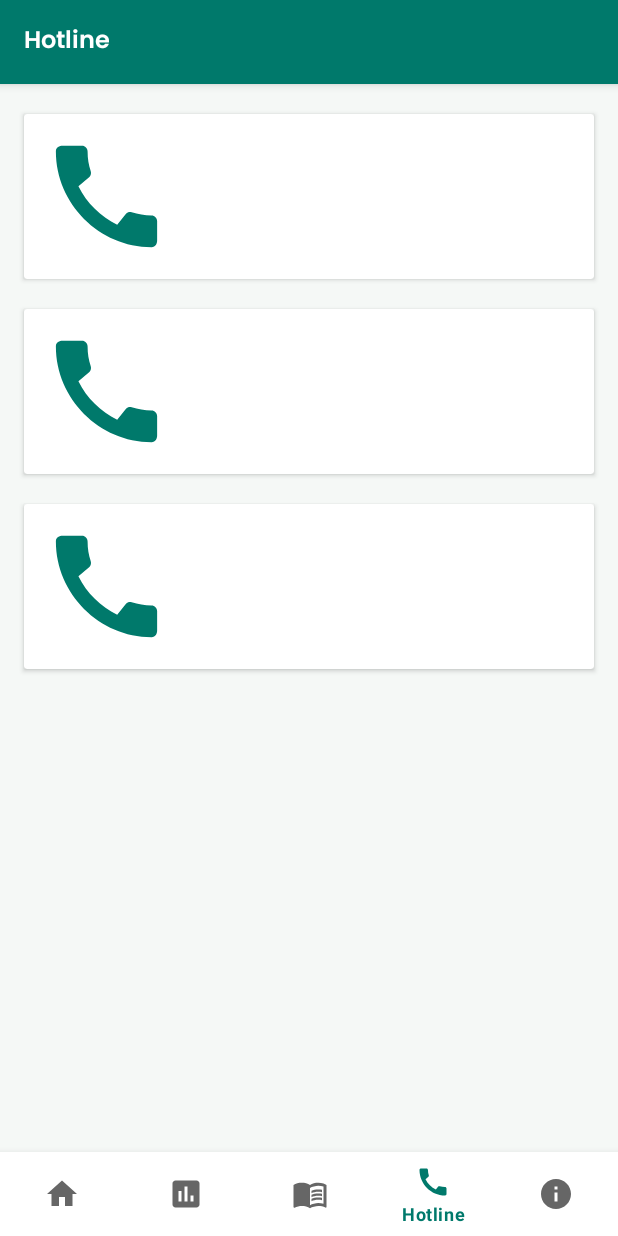
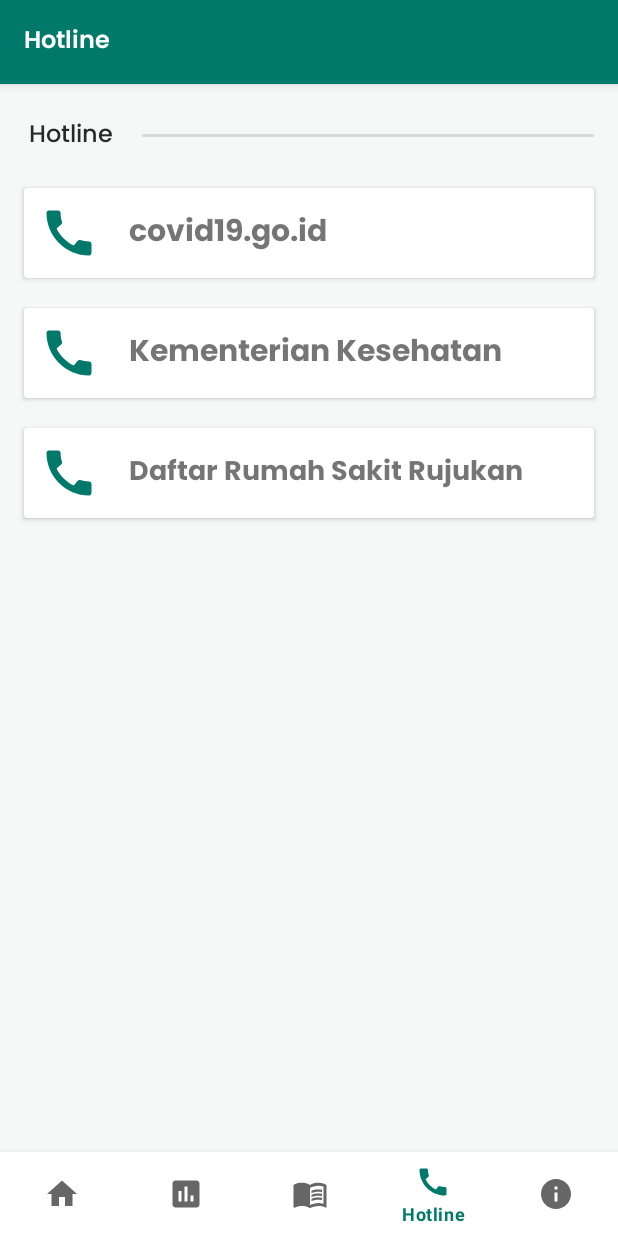
Before and after one commit to RayhanHidayat/NewNormalGuide, an Android app: the GuideFragment screen opened through its navigation route, item 4 of the bottom bar chosen, on a phone screen of 412 x 824 dp. Run offline under Robolectric (Android 15) with nearby library versions, the phone set to English and light mode, and no system bars; our stand-ins replace navigation-ui; libraries missing offline, so code that uses them is left out: com.robinhood.ticker, com.smarteist.autoimageslider, splitties.fragments.start; pictures from the network do not load; 1 statement that could not run was skipped.

Commit message:
progress on hotline

```diff
--- a/app/src/main/java/com/rayhan/newnormalguide/ui/guide/GuideContent.kt
+++ b/app/src/main/java/com/rayhan/newnormalguide/ui/guide/GuideContent.kt
@@ -72,7 +72,7 @@ object GuideContent {
         data.add(
             GuideData(
                 "https://ichef.bbci.co.uk/news/976/cpsprodpb/92EE/production/_101841673_medicine_gettyimages-493249762.jpg",
-                "Saat Menggunakan\nTransportasi Umum",
+                "Saat Menggunakan Transportasi Umum",
                 R.drawable.ic_baseline_verified_user_24,
                 "New Normal",
                 "alodokter.com",
@@ -126,7 +126,7 @@ object GuideContent {
         data.add(
             GuideData(
                 "https://asset.kompas.com/crops/HvpM6gsOYjNtQaIQKkQpt5rHGOU=/0x0:780x520/750x500/data/photo/2020/02/26/5e564b40344d7.jpg",
-                "Ketika Membutuhkan\nLayanan Kesehatan",
+                "Ketika Membutuhkan Layanan Kesehatan",
                 R.drawable.ic_baseline_verified_user_24,
                 "New Normal",
                 "alodokter.com",
--- a/app/src/main/res/layout/fragment_hotline.xml
+++ b/app/src/main/res/layout/fragment_hotline.xml
@@ -7,19 +7,44 @@
     android:background="?attr/colorSecondary"
     tools:context=".ui.hotline.HotlineFragment">
 
+    <LinearLayout
+        android:id="@+id/linear_divider"
+        android:layout_width="match_parent"
+        android:layout_height="wrap_content"
+        android:layout_marginTop="18dp"
+        android:orientation="horizontal"
+        app:layout_constraintEnd_toEndOf="parent"
+        app:layout_constraintStart_toStartOf="parent"
+        app:layout_constraintTop_toTopOf="parent">
+
+        <TextView
+            android:id="@+id/tv_title"
+            android:layout_width="wrap_content"
+            android:layout_height="wrap_content"
+            android:layout_marginStart="16dp"
+            android:gravity="start"
+            android:padding="3dp"
+            android:text="@string/hotline"
+            android:textSize="16sp"
+            android:theme="@style/TextHeading" />
+
+        <View style="@style/LineDivider" />
+
+    </LinearLayout>
+
     <androidx.cardview.widget.CardView
         android:id="@+id/cv_satu"
         android:layout_width="match_parent"
         android:layout_height="wrap_content"
         android:layout_marginStart="16dp"
-        android:layout_marginTop="20dp"
+        android:layout_marginTop="18dp"
         android:layout_marginEnd="16dp"
         android:clickable="true"
         android:focusable="true"
         android:foreground="?attr/selectableItemBackground"
         app:layout_constraintEnd_toEndOf="parent"
         app:layout_constraintStart_toStartOf="parent"
-        app:layout_constraintTop_toTopOf="parent">
+        app:layout_constraintTop_toBottomOf="@id/linear_divider">
 
         <androidx.constraintlayout.widget.ConstraintLayout
             android:layout_width="match_parent"
@@ -27,8 +52,8 @@
 
             <ImageView
                 android:id="@+id/img_simbol"
-                android:layout_width="90dp"
-                android:layout_height="90dp"
+                android:layout_width="40dp"
+                android:layout_height="40dp"
                 android:layout_margin="10dp"
                 android:src="@drawable/ic_baseline_call_24"
                 app:layout_constraintBottom_toBottomOf="parent"
@@ -40,12 +65,16 @@
                 android:layout_width="wrap_content"
                 android:layout_height="wrap_content"
                 android:layout_marginStart="20dp"
+                android:layout_marginEnd="8dp"
                 android:fontFamily="@font/poppins_bold"
+                android:text="@string/covid19_go_id"
                 android:textSize="20sp"
+                app:layout_constrainedWidth="true"
                 app:layout_constraintBottom_toBottomOf="parent"
+                app:layout_constraintEnd_toEndOf="parent"
+                app:layout_constraintHorizontal_bias="0.0"
                 app:layout_constraintStart_toEndOf="@id/img_simbol"
-                app:layout_constraintTop_toTopOf="parent"
-                tools:text="halo" />
+                app:layout_constraintTop_toTopOf="parent" />
 
         </androidx.constraintlayout.widget.ConstraintLayout>
 
@@ -71,8 +100,8 @@
 
             <ImageView
                 android:id="@+id/img_simbol_dua"
-                android:layout_width="90dp"
-                android:layout_height="90dp"
+                android:layout_width="40dp"
+                android:layout_height="40dp"
                 android:layout_margin="10dp"
                 android:src="@drawable/ic_baseline_call_24"
                 app:layout_constraintBottom_toBottomOf="parent"
@@ -84,12 +113,16 @@
                 android:layout_width="wrap_content"
                 android:layout_height="wrap_content"
                 android:layout_marginStart="20dp"
+                android:layout_marginEnd="8dp"
                 android:fontFamily="@font/poppins_bold"
+                android:text="@string/kementerian_kesehatan"
                 android:textSize="20sp"
+                app:layout_constrainedWidth="true"
                 app:layout_constraintBottom_toBottomOf="parent"
+                app:layout_constraintEnd_toEndOf="parent"
+                app:layout_constraintHorizontal_bias="0.0"
                 app:layout_constraintStart_toEndOf="@id/img_simbol_dua"
-                app:layout_constraintTop_toTopOf="parent"
-                tools:text="halo" />
+                app:layout_constraintTop_toTopOf="parent" />
 
         </androidx.constraintlayout.widget.ConstraintLayout>
 
@@ -115,8 +148,8 @@
 
             <ImageView
                 android:id="@+id/img_simbol_tiga"
-                android:layout_width="90dp"
-                android:layout_height="90dp"
+                android:layout_width="40dp"
+                android:layout_height="40dp"
                 android:layout_margin="10dp"
                 android:src="@drawable/ic_baseline_call_24"
                 app:layout_constraintBottom_toBottomOf="parent"
@@ -125,15 +158,19 @@
                 tools:ignore="ContentDescription" />
 
             <TextView
-                android:layout_width="wrap_content"
+                android:layout_width="0dp"
                 android:layout_height="wrap_content"
                 android:layout_marginStart="20dp"
+                android:layout_marginEnd="8dp"
                 android:fontFamily="@font/poppins_bold"
-                android:textSize="20sp"
+                android:text="@string/daftar_rumah_sakit_rujukan"
+                android:textSize="18sp"
+                app:layout_constrainedWidth="true"
                 app:layout_constraintBottom_toBottomOf="parent"
+                app:layout_constraintEnd_toEndOf="parent"
+                app:layout_constraintHorizontal_bias="0.0"
                 app:layout_constraintStart_toEndOf="@id/img_simbol_tiga"
-                app:layout_constraintTop_toTopOf="parent"
-                tools:text="halo" />
+                app:layout_constraintTop_toTopOf="parent" />
 
         </androidx.constraintlayout.widget.ConstraintLayout>
 
--- a/app/src/main/res/layout/list_item_covid.xml
+++ b/app/src/main/res/layout/list_item_covid.xml
@@ -39,10 +39,13 @@
             android:layout_height="wrap_content"
             android:layout_marginStart="10dp"
             android:layout_marginTop="4dp"
-            android:layout_marginEnd="5dp"
+            android:layout_marginEnd="8dp"
             android:fontFamily="@font/poppins_semibold"
             android:textColor="?attr/colorOnSecondary"
             android:textSize="16sp"
+            app:layout_constrainedWidth="true"
+            app:layout_constraintEnd_toEndOf="parent"
+            app:layout_constraintHorizontal_bias="0.0"
             app:layout_constraintStart_toEndOf="@id/image_covid"
             app:layout_constraintTop_toTopOf="parent"
             tools:text="Mengenal" />
@@ -52,11 +55,13 @@
             android:layout_width="0dp"
             android:layout_height="wrap_content"
             android:layout_marginStart="10dp"
-            android:layout_marginEnd="5dp"
+            android:layout_marginEnd="8dp"
             android:fontFamily="@font/poppins_medium"
             android:textSize="13sp"
+            app:layout_constrainedWidth="true"
             app:layout_constraintBottom_toBottomOf="parent"
-            app:layout_constraintHorizontal_bias="0.053"
+            app:layout_constraintEnd_toEndOf="parent"
+            app:layout_constraintHorizontal_bias="0.0"
             app:layout_constraintStart_toEndOf="@id/image_covid"
             app:layout_constraintTop_toBottomOf="@id/tv_title"
             tools:text="Covid-19" />
--- a/app/src/main/res/values/strings.xml
+++ b/app/src/main/res/values/strings.xml
@@ -19,4 +19,7 @@
     <string name="max">Max</string>
     <string name="total_kasus">Total Kasus</string>
     <string name="covid_19">Covid-19 dan New Normal</string>
+    <string name="covid19_go_id">covid19.go.id</string>
+    <string name="kementerian_kesehatan">Kementerian Kesehatan</string>
+    <string name="daftar_rumah_sakit_rujukan">Daftar Rumah Sakit Rujukan</string>
 </resources>
```
